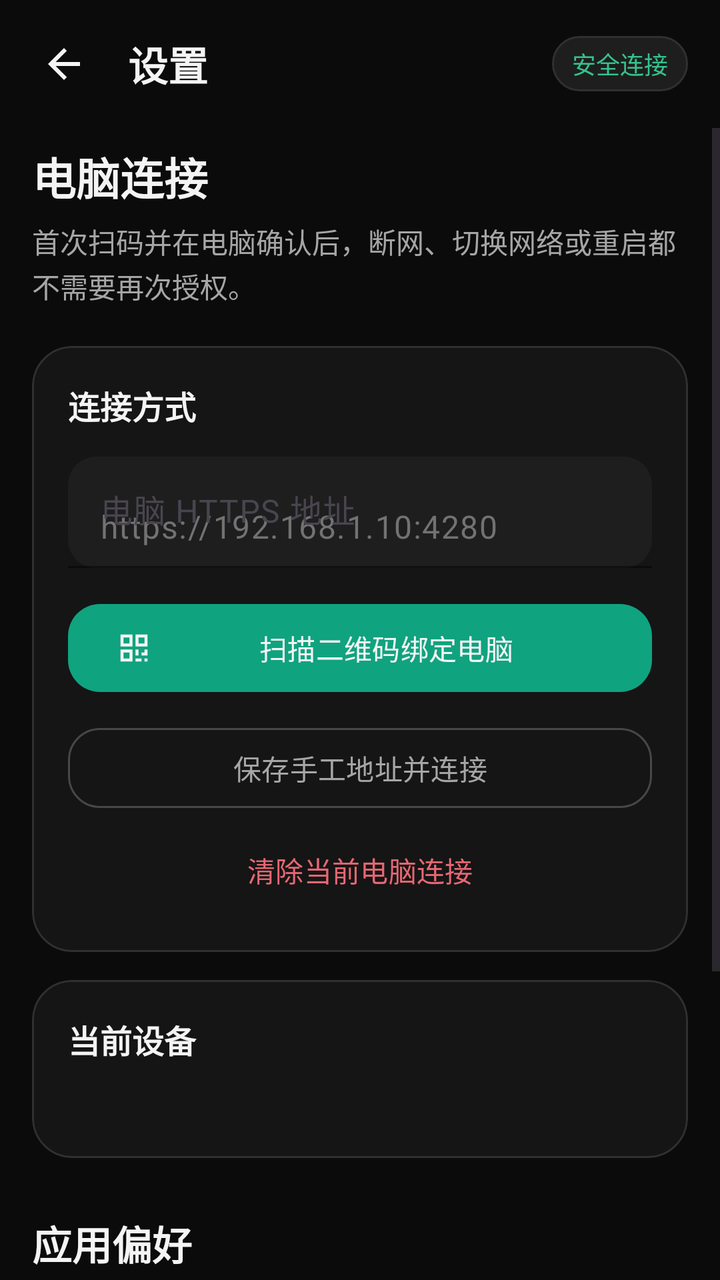
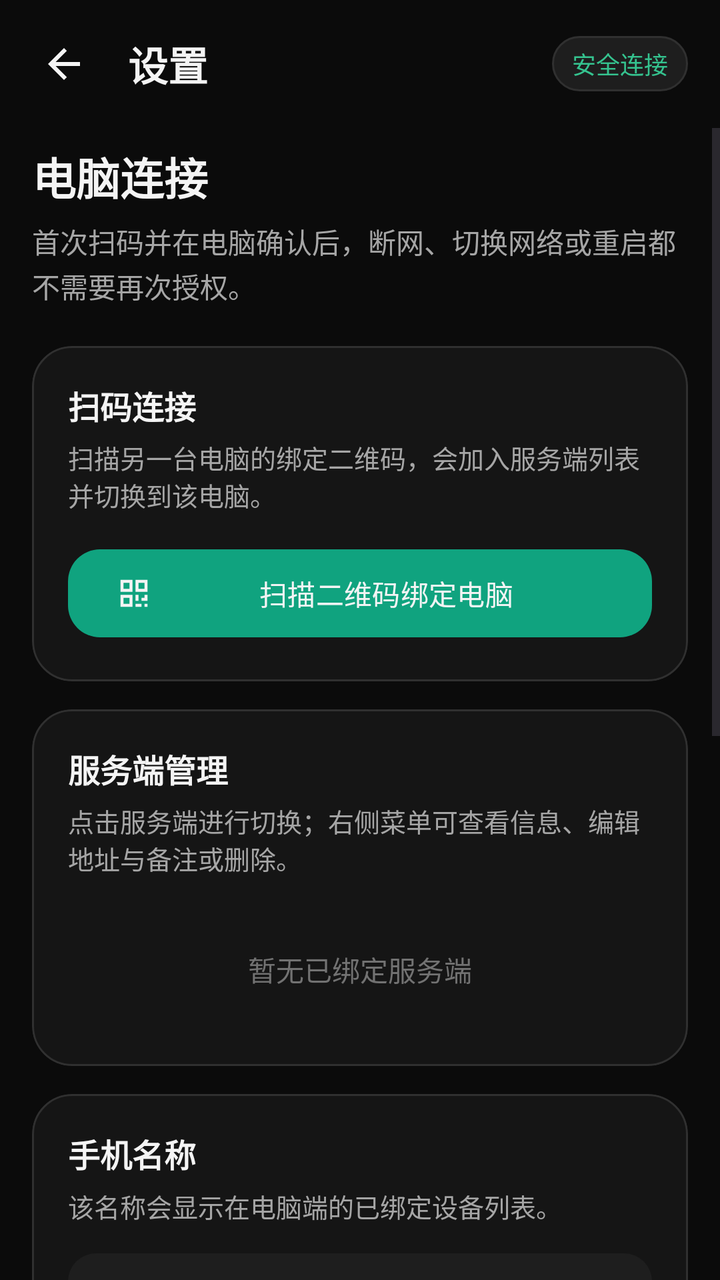

Compare the two renders of this Android layout. The source of the first and the diff that turns it into the second are given below.
<!-- AndroidManifest.xml: application theme Theme.Aicli -->
<!-- res/layout/activity_settings.xml -->
<?xml version="1.0" encoding="utf-8"?>
<LinearLayout xmlns:android="http://schemas.android.com/apk/res/android"
    xmlns:app="http://schemas.android.com/apk/res-auto"
    android:layout_width="match_parent"
    android:layout_height="match_parent"
    android:background="@color/aicli_background"
    android:fitsSystemWindows="true"
    android:orientation="vertical">

    <LinearLayout
        android:layout_width="match_parent"
        android:layout_height="64dp"
        android:gravity="center_vertical"
        android:paddingStart="8dp"
        android:paddingEnd="16dp">

        <ImageButton
            android:id="@+id/settingsBackButton"
            android:layout_width="48dp"
            android:layout_height="48dp"
            android:background="@drawable/bg_icon_button"
            android:contentDescription="返回"
            android:padding="12dp"
            android:src="@drawable/ic_back"
            app:tint="@color/aicli_text" />

        <TextView
            android:layout_width="0dp"
            android:layout_height="wrap_content"
            android:layout_marginStart="8dp"
            android:layout_weight="1"
            android:text="设置"
            android:textColor="@color/aicli_text"
            android:textSize="20sp"
            android:textStyle="bold" />

        <TextView
            android:layout_width="wrap_content"
            android:layout_height="wrap_content"
            android:background="@drawable/bg_status_pill"
            android:text="安全连接"
            android:textColor="@color/aicli_running"
            android:textSize="12sp" />
    </LinearLayout>

    <ScrollView
        android:layout_width="match_parent"
        android:layout_height="0dp"
        android:layout_weight="1"
        android:clipToPadding="false"
        android:fillViewport="true"
        android:overScrollMode="ifContentScrolls">

        <LinearLayout
            android:layout_width="match_parent"
            android:layout_height="wrap_content"
            android:orientation="vertical"
            android:paddingStart="16dp"
            android:paddingTop="8dp"
            android:paddingEnd="16dp"
            android:paddingBottom="32dp">

            <TextView
                android:layout_width="match_parent"
                android:layout_height="wrap_content"
                android:text="电脑连接"
                android:textColor="@color/aicli_text"
                android:textSize="22sp"
                android:textStyle="bold" />

            <TextView
                android:layout_width="match_parent"
                android:layout_height="wrap_content"
                android:layout_marginTop="6dp"
                android:lineSpacingExtra="2dp"
                android:text="首次扫码并在电脑确认后，断网、切换网络或重启都不需要再次授权。"
                android:textColor="@color/aicli_text_secondary"
                android:textSize="14sp" />

            <com.google.android.material.card.MaterialCardView
                android:layout_width="match_parent"
                android:layout_height="wrap_content"
                android:layout_marginTop="20dp"
                app:cardBackgroundColor="@color/aicli_surface"
                app:cardCornerRadius="20dp"
                app:cardElevation="0dp"
                app:strokeColor="@color/aicli_outline"
                app:strokeWidth="1dp">

                <LinearLayout
                    android:layout_width="match_parent"
                    android:layout_height="wrap_content"
                    android:orientation="vertical"
                    android:padding="18dp">

                    <TextView
                        android:layout_width="match_parent"
                        android:layout_height="wrap_content"
                        android:text="连接方式"
                        android:textColor="@color/aicli_text"
                        android:textSize="16sp"
                        android:textStyle="bold" />

                    <com.google.android.material.textfield.TextInputLayout
                        style="@style/Widget.Material3.TextInputLayout.FilledBox"
                        android:layout_width="match_parent"
                        android:layout_height="wrap_content"
                        android:layout_marginTop="14dp"
                        android:hint="电脑 HTTPS 地址"
                        app:boxBackgroundColor="@color/aicli_surface_high"
                        app:boxCornerRadiusBottomEnd="14dp"
                        app:boxCornerRadiusBottomStart="14dp"
                        app:boxCornerRadiusTopEnd="14dp"
                        app:boxCornerRadiusTopStart="14dp"
                        app:boxStrokeColor="@color/aicli_primary"
                        app:hintTextColor="@color/aicli_text_secondary">

                        <com.google.android.material.textfield.TextInputEditText
                            android:id="@+id/baseUrlInput"
                            android:layout_width="match_parent"
                            android:layout_height="wrap_content"
                            android:hint="https://192.168.1.10:4280"
                            android:inputType="textUri"
                            android:textColor="@color/aicli_text"
                            android:textColorHint="@color/aicli_text_tertiary" />
                    </com.google.android.material.textfield.TextInputLayout>

                    <com.google.android.material.button.MaterialButton
                        android:id="@+id/addComputerButton"
                        android:layout_width="match_parent"
                        android:layout_height="52dp"
                        android:layout_marginTop="14dp"
                        android:text="扫描二维码绑定电脑"
                        android:textColor="@color/aicli_text"
                        app:backgroundTint="@color/aicli_primary"
                        app:cornerRadius="16dp"
                        app:icon="@drawable/ic_qr"
                        app:iconTint="@color/aicli_text" />

                    <com.google.android.material.button.MaterialButton
                        android:id="@+id/saveConnectionButton"
                        style="@style/Widget.Material3.Button.OutlinedButton"
                        android:layout_width="match_parent"
                        android:layout_height="48dp"
                        android:layout_marginTop="10dp"
                        android:text="保存手工地址并连接"
                        android:textColor="@color/aicli_text_secondary"
                        app:cornerRadius="16dp"
                        app:strokeColor="@color/aicli_outline_strong" />

                    <com.google.android.material.button.MaterialButton
                        android:id="@+id/clearComputerButton"
                        style="@style/Widget.Material3.Button.TextButton"
                        android:layout_width="match_parent"
                        android:layout_height="46dp"
                        android:layout_marginTop="4dp"
                        android:text="清除当前电脑连接"
                        android:textColor="@color/aicli_stopped" />
                </LinearLayout>
            </com.google.android.material.card.MaterialCardView>

            <com.google.android.material.card.MaterialCardView
                android:layout_width="match_parent"
                android:layout_height="wrap_content"
                android:layout_marginTop="14dp"
                app:cardBackgroundColor="@color/aicli_surface"
                app:cardCornerRadius="20dp"
                app:cardElevation="0dp"
                app:strokeColor="@color/aicli_outline"
                app:strokeWidth="1dp">

                <LinearLayout
                    android:layout_width="match_parent"
                    android:layout_height="wrap_content"
                    android:orientation="vertical"
                    android:padding="18dp">

                    <TextView
                        android:layout_width="match_parent"
                        android:layout_height="wrap_content"
                        android:text="当前设备"
                        android:textColor="@color/aicli_text"
                        android:textSize="16sp"
                        android:textStyle="bold" />

                    <TextView
                        android:id="@+id/computerStatus"
                        android:layout_width="match_parent"
                        android:layout_height="wrap_content"
                        android:layout_marginTop="12dp"
                        android:lineSpacingExtra="4dp"
                        android:textColor="@color/aicli_text_secondary"
                        android:textIsSelectable="true"
                        android:textSize="13sp" />
                </LinearLayout>
            </com.google.android.material.card.MaterialCardView>

            <TextView
                android:layout_width="match_parent"
                android:layout_height="wrap_content"
                android:layout_marginTop="28dp"
                android:text="应用偏好"
                android:textColor="@color/aicli_text"
                android:textSize="20sp"
                android:textStyle="bold" />

            <com.google.android.material.card.MaterialCardView
                android:layout_width="match_parent"
                android:layout_height="wrap_content"
                android:layout_marginTop="12dp"
                app:cardBackgroundColor="@color/aicli_surface"
                app:cardCornerRadius="20dp"
                app:cardElevation="0dp"
                app:strokeColor="@color/aicli_outline"
                app:strokeWidth="1dp">

                <LinearLayout
                    android:layout_width="match_parent"
                    android:layout_height="wrap_content"
                    android:orientation="vertical"
                    android:paddingStart="18dp"
                    android:paddingTop="8dp"
                    android:paddingEnd="18dp"
                    android:paddingBottom="8dp">

                    <com.google.android.material.materialswitch.MaterialSwitch
                        android:id="@+id/notificationSwitch"
                        android:layout_width="match_parent"
                        android:layout_height="56dp"
                        android:text="任务完成通知"
                        android:textColor="@color/aicli_text" />

                    <View
                        android:layout_width="match_parent"
                        android:layout_height="1dp"
                        android:background="@color/aicli_outline" />

                    <com.google.android.material.materialswitch.MaterialSwitch
                        android:id="@+id/vibrationSwitch"
                        android:layout_width="match_parent"
                        android:layout_height="56dp"
                        android:text="震动提醒"
                        android:textColor="@color/aicli_text" />
                </LinearLayout>
            </com.google.android.material.card.MaterialCardView>

            <TextView
                android:id="@+id/versionText"
                android:layout_width="match_parent"
                android:layout_height="wrap_content"
                android:layout_marginTop="24dp"
                android:gravity="center"
                android:text="版本 0.2.0 · 私钥由 Android Keystore 管理"
                android:textColor="@color/aicli_text_tertiary"
                android:textSize="12sp" />
        </LinearLayout>
    </ScrollView>
</LinearLayout>
<!-- resources referenced by this layout -->
<resources>
  <color name="aicli_background">#0B0B0B</color>
  <color name="aicli_outline">#303030</color>
  <color name="aicli_outline_strong">#474747</color>
  <color name="aicli_primary">#10A37F</color>
  <color name="aicli_running">#35C38F</color>
  <color name="aicli_stopped">#E66773</color>
  <color name="aicli_surface">#151515</color>
  <color name="aicli_surface_high">#1E1E1E</color>
  <color name="aicli_text">#F4F4F4</color>
  <color name="aicli_text_secondary">#A6A6A6</color>
  <color name="aicli_text_tertiary">#727272</color>
  <!-- drawable bg_icon_button (drawable) -->
  <?xml version="1.0" encoding="utf-8"?>
  <ripple xmlns:android="http://schemas.android.com/apk/res/android"
      android:color="#24FFFFFF">
      <item>
          <shape android:shape="rectangle">
              <solid android:color="@android:color/transparent" />
              <corners android:radius="14dp" />
          </shape>
      </item>
  </ripple>
  <!-- drawable bg_status_pill (drawable) -->
  <?xml version="1.0" encoding="utf-8"?>
  <shape xmlns:android="http://schemas.android.com/apk/res/android" android:shape="rectangle">
      <solid android:color="@color/aicli_surface_high" />
      <stroke android:width="1dp" android:color="@color/aicli_outline" />
      <corners android:radius="999dp" />
      <padding android:left="10dp" android:top="5dp" android:right="10dp" android:bottom="5dp" />
  </shape>
  <!-- drawable ic_back (drawable) -->
  <vector xmlns:android="http://schemas.android.com/apk/res/android" android:width="24dp" android:height="24dp" android:viewportWidth="24" android:viewportHeight="24">
      <path android:fillColor="#FFFFFFFF" android:pathData="M20,11H7.83l5.59,-5.59L12,4l-8,8 8,8 1.42,-1.41L7.83,13H20v-2z" />
  </vector>
  <!-- drawable ic_qr (drawable) -->
  <vector xmlns:android="http://schemas.android.com/apk/res/android" android:width="24dp" android:height="24dp" android:viewportWidth="24" android:viewportHeight="24">
      <path android:fillColor="#FFFFFFFF" android:pathData="M3,11h8V3H3v8zM5,5h4v4H5V5zM13,3v8h8V3h-8zM19,9h-4V5h4v4zM3,21h8v-8H3v8zM5,15h4v4H5v-4zM13,13h2v4h-2v-4zM17,15h2v-2h2v4h-4v-2zM13,19h4v2h-4v-2zM19,19h2v2h-2v-2z" />
  </vector>
  <style name="Theme.Aicli" parent="Theme.Material3.DayNight.NoActionBar">
          <item name="android:fontFamily">sans-serif</item>
          <item name="colorPrimary">@color/aicli_primary</item>
          <item name="colorOnPrimary">@color/aicli_text</item>
          <item name="colorSurface">@color/aicli_surface</item>
          <item name="colorOnSurface">@color/aicli_text</item>
          <item name="colorOutline">@color/aicli_outline</item>
          <item name="android:colorAccent">@color/aicli_primary</item>
          <item name="android:windowBackground">@color/aicli_background</item>
          <item name="android:statusBarColor">@color/aicli_background</item>
          <item name="android:navigationBarColor">@color/aicli_background</item>
          <item name="android:windowLightStatusBar">false</item>
          <item name="android:windowLightNavigationBar">false</item>
          <item name="android:windowActionModeOverlay">true</item>
      </style>
</resources>

<!-- the commit's change to res/layout/activity_settings.xml (unified diff, before → after) -->
@@ -96,66 +96,180 @@
                     <TextView
                         android:layout_width="match_parent"
                         android:layout_height="wrap_content"
-                        android:text="连接方式"
+                        android:text="扫码连接"
                         android:textColor="@color/aicli_text"
                         android:textSize="16sp"
                         android:textStyle="bold" />
 
+                    <TextView
+                        android:layout_width="match_parent"
+                        android:layout_height="wrap_content"
+                        android:layout_marginTop="5dp"
+                        android:text="扫描另一台电脑的绑定二维码，会加入服务端列表并切换到该电脑。"
+                        android:textColor="@color/aicli_text_secondary"
+                        android:textSize="13sp" />
+
+                    <com.google.android.material.button.MaterialButton
+                        android:id="@+id/addComputerButton"
+                        android:layout_width="match_parent"
+                        android:layout_height="52dp"
+                        android:layout_marginTop="14dp"
+                        android:text="扫描二维码绑定电脑"
+                        android:textColor="@color/aicli_text"
+                        app:backgroundTint="@color/aicli_primary"
+                        app:cornerRadius="16dp"
+                        app:icon="@drawable/ic_qr"
+                        app:iconTint="@color/aicli_text" />
+                </LinearLayout>
+            </com.google.android.material.card.MaterialCardView>
+
+            <com.google.android.material.card.MaterialCardView
+                android:layout_width="match_parent"
+                android:layout_height="wrap_content"
+                android:layout_marginTop="14dp"
+                app:cardBackgroundColor="@color/aicli_surface"
+                app:cardCornerRadius="20dp"
+                app:cardElevation="0dp"
+                app:strokeColor="@color/aicli_outline"
+                app:strokeWidth="1dp">
+
+                <LinearLayout
+                    android:layout_width="match_parent"
+                    android:layout_height="wrap_content"
+                    android:orientation="vertical"
+                    android:padding="18dp">
+
+                    <LinearLayout
+                        android:layout_width="match_parent"
+                        android:layout_height="wrap_content"
+                        android:gravity="center_vertical"
+                        android:orientation="horizontal">
+
+                        <TextView
+                            android:layout_width="0dp"
+                            android:layout_height="wrap_content"
+                            android:layout_weight="1"
+                            android:text="服务端管理"
+                            android:textColor="@color/aicli_text"
+                            android:textSize="16sp"
+                            android:textStyle="bold" />
+
+                        <TextView
+                            android:id="@+id/computerListCount"
+                            android:layout_width="wrap_content"
+                            android:layout_height="wrap_content"
+                            android:textColor="@color/aicli_text_secondary"
+                            android:textSize="12sp" />
+                    </LinearLayout>
+
+                    <TextView
+                        android:layout_width="match_parent"
+                        android:layout_height="wrap_content"
+                        android:layout_marginTop="5dp"
+                        android:text="点击服务端进行切换；右侧菜单可查看信息、编辑地址与备注或删除。"
+                        android:textColor="@color/aicli_text_secondary"
+                        android:textSize="13sp" />
+
+                    <TextView
+                        android:id="@+id/computerListEmpty"
+                        android:layout_width="match_parent"
+                        android:layout_height="wrap_content"
+                        android:layout_marginTop="16dp"
+                        android:gravity="center"
+                        android:padding="20dp"
+                        android:text="暂无已绑定服务端"
+                        android:textColor="@color/aicli_text_tertiary"
+                        android:textSize="14sp" />
+
+                    <androidx.recyclerview.widget.RecyclerView
+                        android:id="@+id/computerList"
+                        android:layout_width="match_parent"
+                        android:layout_height="wrap_content"
+                        android:layout_marginTop="14dp"
+                        android:nestedScrollingEnabled="false"
+                        android:overScrollMode="never"
+                        android:visibility="gone" />
+                </LinearLayout>
+            </com.google.android.material.card.MaterialCardView>
+
+            <com.google.android.material.card.MaterialCardView
+                android:layout_width="match_parent"
+                android:layout_height="wrap_content"
+                android:layout_marginTop="14dp"
+                app:cardBackgroundColor="@color/aicli_surface"
+                app:cardCornerRadius="20dp"
+                app:cardElevation="0dp"
+                app:strokeColor="@color/aicli_outline"
+                app:strokeWidth="1dp">
+
+                <LinearLayout
+                    android:layout_width="match_parent"
+                    android:layout_height="wrap_content"
+                    android:orientation="vertical"
+                    android:padding="18dp">
+
+                    <TextView
+                        android:layout_width="match_parent"
+                        android:layout_height="wrap_content"
+                        android:text="手机名称"
+                        android:textColor="@color/aicli_text"
+                        android:textSize="16sp"
+                        android:textStyle="bold" />
+
+                    <TextView
+                        android:layout_width="match_parent"
+                        android:layout_height="wrap_content"
+                        android:layout_marginTop="5dp"
+                        android:text="该名称会显示在电脑端的已绑定设备列表。"
+                        android:textColor="@color/aicli_text_secondary"
+                        android:textSize="13sp" />
+
                     <com.google.android.material.textfield.TextInputLayout
                         style="@style/Widget.Material3.TextInputLayout.FilledBox"
                         android:layout_width="match_parent"
                         android:layout_height="wrap_content"
                         android:layout_marginTop="14dp"
-                        android:hint="电脑 HTTPS 地址"
+                        android:hint="自定义手机名称"
                         app:boxBackgroundColor="@color/aicli_surface_high"
                         app:boxCornerRadiusBottomEnd="14dp"
                         app:boxCornerRadiusBottomStart="14dp"
                         app:boxCornerRadiusTopEnd="14dp"
                         app:boxCornerRadiusTopStart="14dp"
                         app:boxStrokeColor="@color/aicli_primary"
+                        app:counterEnabled="true"
+                        app:counterMaxLength="64"
                         app:hintTextColor="@color/aicli_text_secondary">
 
                         <com.google.android.material.textfield.TextInputEditText
-                            android:id="@+id/baseUrlInput"
+                            android:id="@+id/deviceNameInput"
                             android:layout_width="match_parent"
                             android:layout_height="wrap_content"
-                            android:hint="https://192.168.1.10:4280"
-                            android:inputType="textUri"
+                            android:hint="例如：我的 360 手机"
+                            android:inputType="textCapSentences"
+                            android:maxLength="64"
+                            android:maxLines="1"
                             android:textColor="@color/aicli_text"
                             android:textColorHint="@color/aicli_text_tertiary" />
                     </com.google.android.material.textfield.TextInputLayout>
 
                     <com.google.android.material.button.MaterialButton
-                        android:id="@+id/addComputerButton"
-                        android:layout_width="match_parent"
-                        android:layout_height="52dp"
-                        android:layout_marginTop="14dp"
-                        android:text="扫描二维码绑定电脑"
-                        android:textColor="@color/aicli_text"
-                        app:backgroundTint="@color/aicli_primary"
-                        app:cornerRadius="16dp"
-                        app:icon="@drawable/ic_qr"
-                        app:iconTint="@color/aicli_text" />
-
-                    <com.google.android.material.button.MaterialButton
-                        android:id="@+id/saveConnectionButton"
-                        style="@style/Widget.Material3.Button.OutlinedButton"
+                        android:id="@+id/saveDeviceNameButton"
                         android:layout_width="match_parent"
                         android:layout_height="48dp"
                         android:layout_marginTop="10dp"
-                        android:text="保存手工地址并连接"
-                        android:textColor="@color/aicli_text_secondary"
-                        app:cornerRadius="16dp"
-                        app:strokeColor="@color/aicli_outline_strong" />
-
-                    <com.google.android.material.button.MaterialButton
-                        android:id="@+id/clearComputerButton"
-                        style="@style/Widget.Material3.Button.TextButton"
-                        android:layout_width="match_parent"
-                        android:layout_height="46dp"
-                        android:layout_marginTop="4dp"
-                        android:text="清除当前电脑连接"
-                        android:textColor="@color/aicli_stopped" />
+                        android:text="保存并同步到电脑"
+                        android:textColor="@color/aicli_text"
+                        app:backgroundTint="@color/aicli_primary"
+                        app:cornerRadius="16dp" />
+
+                    <TextView
+                        android:id="@+id/deviceNameStatus"
+                        android:layout_width="match_parent"
+                        android:layout_height="wrap_content"
+                        android:layout_marginTop="8dp"
+                        android:textColor="@color/aicli_text_secondary"
+                        android:textSize="12sp"
+                        android:visibility="gone" />
                 </LinearLayout>
             </com.google.android.material.card.MaterialCardView>
 
@@ -250,7 +364,7 @@
                 android:layout_height="wrap_content"
                 android:layout_marginTop="24dp"
                 android:gravity="center"
-                android:text="版本 0.2.0 · 私钥由 Android Keystore 管理"
+                android:text="版本 1.1.0 · 私钥由 Android Keystore 管理"
                 android:textColor="@color/aicli_text_tertiary"
                 android:textSize="12sp" />
         </LinearLayout>
<!-- resource entries referenced after the edit -->
@@ -2,10 +2,8 @@
 <resources>
   <color name="aicli_background">#0B0B0B</color>
   <color name="aicli_outline">#303030</color>
-  <color name="aicli_outline_strong">#474747</color>
   <color name="aicli_primary">#10A37F</color>
   <color name="aicli_running">#35C38F</color>
-  <color name="aicli_stopped">#E66773</color>
   <color name="aicli_surface">#151515</color>
   <color name="aicli_surface_high">#1E1E1E</color>
   <color name="aicli_text">#F4F4F4</color>
